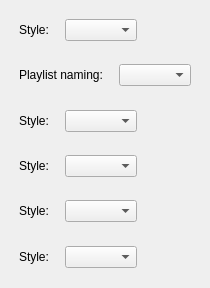
This is src/settingswindow/settingswindow.ui in savannstm/revolutionary-audio-player as Qt 5 draws it before an edit. The edited form follows.
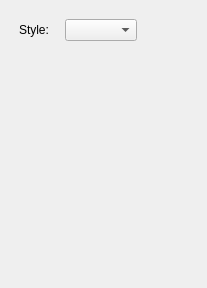
This is the edited form.

Commit message: Finished v0.1.0 release - everything is finally polished and acceptable - better metadata handling, Russian translation, playlist background images, misc stuff!

What changed in the file:
```diff
--- a/src/settingswindow/settingswindow.ui
+++ b/src/settingswindow/settingswindow.ui
@@ -14,206 +14,6 @@
    <string>RAP Settings</string>
   </property>
   <layout class="QVBoxLayout" name="verticalLayout">
-   <item alignment="Qt::AlignmentFlag::AlignLeft|Qt::AlignmentFlag::AlignTop">
-    <widget class="QWidget" name="widget_6" native="true">
-     <layout class="QHBoxLayout" name="horizontalLayout_6">
-      <property name="spacing">
-       <number>16</number>
-      </property>
-      <property name="leftMargin">
-       <number>8</number>
-      </property>
-      <property name="topMargin">
-       <number>8</number>
-      </property>
-      <property name="rightMargin">
-       <number>8</number>
-      </property>
-      <property name="bottomMargin">
-       <number>8</number>
-      </property>
-      <item>
-       <widget class="QLabel" name="styleSelectLabel_6">
-        <property name="sizePolicy">
-         <sizepolicy hsizetype="Minimum" vsizetype="Minimum">
-          <horstretch>0</horstretch>
-          <verstretch>0</verstretch>
-         </sizepolicy>
-        </property>
-        <property name="text">
-         <string>Style:</string>
-        </property>
-        <property name="alignment">
-         <set>Qt::AlignmentFlag::AlignCenter</set>
-        </property>
-       </widget>
-      </item>
-      <item>
-       <widget class="QComboBox" name="styleSelect_6"/>
-      </item>
-     </layout>
-    </widget>
-   </item>
-   <item alignment="Qt::AlignmentFlag::AlignLeft|Qt::AlignmentFlag::AlignTop">
-    <widget class="QWidget" name="widget_5" native="true">
-     <layout class="QHBoxLayout" name="horizontalLayout_5">
-      <property name="spacing">
-       <number>16</number>
-      </property>
-      <property name="leftMargin">
-       <number>8</number>
-      </property>
-      <property name="topMargin">
-       <number>8</number>
-      </property>
-      <property name="rightMargin">
-       <number>8</number>
-      </property>
-      <property name="bottomMargin">
-       <number>8</number>
-      </property>
-      <item>
-       <widget class="QLabel" name="styleSelectLabel_5">
-        <property name="sizePolicy">
-         <sizepolicy hsizetype="Minimum" vsizetype="Minimum">
-          <horstretch>0</horstretch>
-          <verstretch>0</verstretch>
-         </sizepolicy>
-        </property>
-        <property name="text">
-         <string>Playlist naming:</string>
-        </property>
-        <property name="alignment">
-         <set>Qt::AlignmentFlag::AlignCenter</set>
-        </property>
-       </widget>
-      </item>
-      <item>
-       <widget class="QComboBox" name="styleSelect_5"/>
-      </item>
-     </layout>
-    </widget>
-   </item>
-   <item alignment="Qt::AlignmentFlag::AlignLeft|Qt::AlignmentFlag::AlignTop">
-    <widget class="QWidget" name="widget_4" native="true">
-     <layout class="QHBoxLayout" name="horizontalLayout_4">
-      <property name="spacing">
-       <number>16</number>
-      </property>
-      <property name="leftMargin">
-       <number>8</number>
-      </property>
-      <property name="topMargin">
-       <number>8</number>
-      </property>
-      <property name="rightMargin">
-       <number>8</number>
-      </property>
-      <property name="bottomMargin">
-       <number>8</number>
-      </property>
-      <item>
-       <widget class="QLabel" name="styleSelectLabel_4">
-        <property name="sizePolicy">
-         <sizepolicy hsizetype="Minimum" vsizetype="Minimum">
-          <horstretch>0</horstretch>
-          <verstretch>0</verstretch>
-         </sizepolicy>
-        </property>
-        <property name="text">
-         <string>Style:</string>
-        </property>
-        <property name="alignment">
-         <set>Qt::AlignmentFlag::AlignCenter</set>
-        </property>
-       </widget>
-      </item>
-      <item>
-       <widget class="QComboBox" name="styleSelect_4"/>
-      </item>
-     </layout>
-    </widget>
-   </item>
-   <item alignment="Qt::AlignmentFlag::AlignLeft|Qt::AlignmentFlag::AlignTop">
-    <widget class="QWidget" name="widget_3" native="true">
-     <layout class="QHBoxLayout" name="horizontalLayout_3">
-      <property name="spacing">
-       <number>16</number>
-      </property>
-      <property name="leftMargin">
-       <number>8</number>
-      </property>
-      <property name="topMargin">
-       <number>8</number>
-      </property>
-      <property name="rightMargin">
-       <number>8</number>
-      </property>
-      <property name="bottomMargin">
-       <number>8</number>
-      </property>
-      <item>
-       <widget class="QLabel" name="styleSelectLabel_3">
-        <property name="sizePolicy">
-         <sizepolicy hsizetype="Minimum" vsizetype="Minimum">
-          <horstretch>0</horstretch>
-          <verstretch>0</verstretch>
-         </sizepolicy>
-        </property>
-        <property name="text">
-         <string>Style:</string>
-        </property>
-        <property name="alignment">
-         <set>Qt::AlignmentFlag::AlignCenter</set>
-        </property>
-       </widget>
-      </item>
-      <item>
-       <widget class="QComboBox" name="styleSelect_3"/>
-      </item>
-     </layout>
-    </widget>
-   </item>
-   <item alignment="Qt::AlignmentFlag::AlignLeft|Qt::AlignmentFlag::AlignTop">
-    <widget class="QWidget" name="widget_2" native="true">
-     <layout class="QHBoxLayout" name="horizontalLayout_2">
-      <property name="spacing">
-       <number>16</number>
-      </property>
-      <property name="leftMargin">
-       <number>8</number>
-      </property>
-      <property name="topMargin">
-       <number>8</number>
-      </property>
-      <property name="rightMargin">
-       <number>8</number>
-      </property>
-      <property name="bottomMargin">
-       <number>8</number>
-      </property>
-      <item>
-       <widget class="QLabel" name="styleSelectLabel_2">
-        <property name="sizePolicy">
-         <sizepolicy hsizetype="Minimum" vsizetype="Minimum">
-          <horstretch>0</horstretch>
-          <verstretch>0</verstretch>
-         </sizepolicy>
-        </property>
-        <property name="text">
-         <string>Style:</string>
-        </property>
-        <property name="alignment">
-         <set>Qt::AlignmentFlag::AlignCenter</set>
-        </property>
-       </widget>
-      </item>
-      <item>
-       <widget class="QComboBox" name="styleSelect_2"/>
-      </item>
-     </layout>
-    </widget>
-   </item>
    <item alignment="Qt::AlignmentFlag::AlignLeft|Qt::AlignmentFlag::AlignTop">
     <widget class="QWidget" name="widget" native="true">
      <layout class="QHBoxLayout" name="horizontalLayout">
```
The commit also changes 36 other files.
